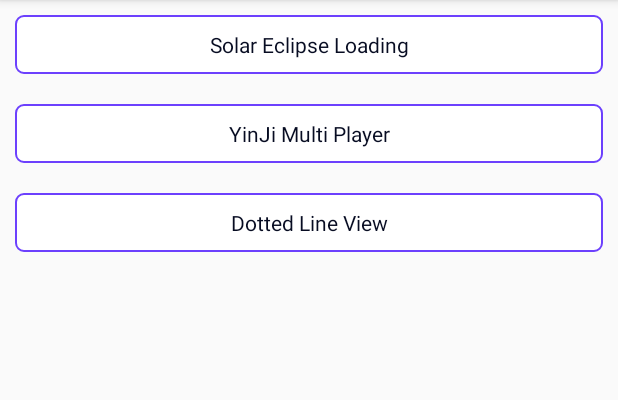
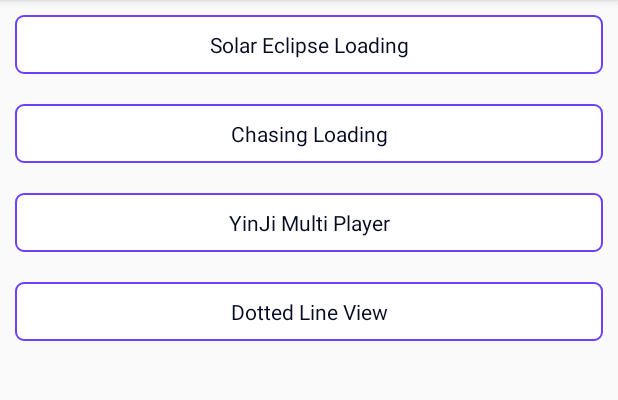
Before and after one commit to dyzs/utils, an Android app: the CustomViewActivity screen opened directly, with no data from a screen before it, on a phone screen of 412 x 824 dp, the part 84-484 px from its top. Run offline under Robolectric (Android 15) with nearby library versions, the phone set to English and light mode, and no system bars.

Commit message:
Logs : chasing loading arrangement

```diff
--- a/common/src/main/res/layout/act_custion_view.xml
+++ b/common/src/main/res/layout/act_custion_view.xml
@@ -1,6 +1,10 @@
 <?xml version="1.0" encoding="utf-8"?>
+<android.support.v4.widget.NestedScrollView
+    xmlns:android="http://schemas.android.com/apk/res/android"
+    android:layout_width="match_parent"
+    android:layout_height="match_parent"
+    >
     <LinearLayout
-    xmlns:android="http://schemas.android.com/apk/res/android"
         android:layout_width="match_parent"
         android:layout_height="match_parent"
         android:orientation="vertical">
@@ -9,6 +13,12 @@
             android:id="@+id/solar_eclipse_loading"
             style="@style/CommonTextViewItem"
             android:text="Solar Eclipse Loading"
+            />
+
+        <TextView
+            android:id="@+id/chasing_loading"
+            style="@style/CommonTextViewItem"
+            android:text="Chasing Loading"
             />
 
         <TextView
@@ -23,5 +33,5 @@
             android:text="Dotted Line View"
             />
 
-
     </LinearLayout>
+</android.support.v4.widget.NestedScrollView>
```
Also changed, not shown: common/src/main/java/com/dyzs/common/test/activity/CustomViewActivity.java (+5 -0 lines), common/src/main/java/com/dyzs/common/test/activity/CustomViewDisplayActivity.java (+4 -0 lines), common/src/main/java/com/dyzs/common/test/fragment/ChasingLoadingFragment.java (added, +30 -0 lines), common/src/main/res/layout/frag_chasing_loading.xml (added, +30 -0 lines). Lines whose indentation alone changed are shown as unchanged.
